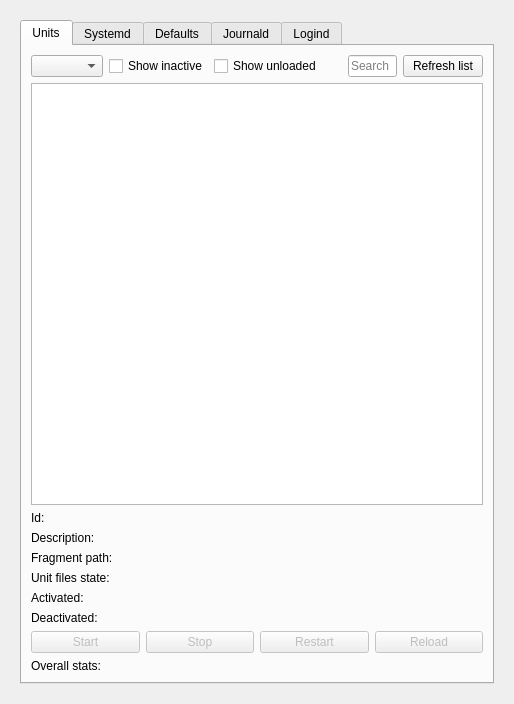
This is ui/kcmsystemd.ui in rthomsen/kcmsystemd as Qt 5 draws it before an edit. The edited form follows.
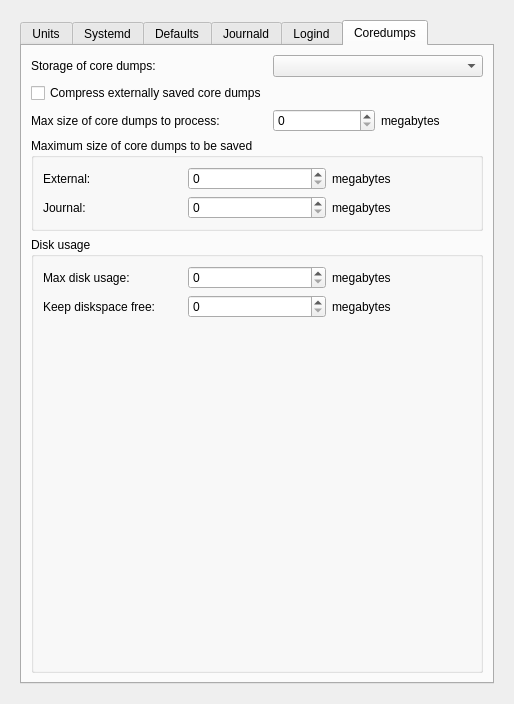
This is the edited form. The open tabs and pages were chosen to show the change. Custom widgets are drawn as their Qt base class.

```diff
--- a/ui/kcmsystemd.ui
+++ b/ui/kcmsystemd.ui
@@ -9,7 +9,7 @@
    <rect>
     <x>0</x>
     <y>0</y>
-    <width>481</width>
+    <width>452</width>
     <height>655</height>
    </rect>
   </property>
@@ -22,7 +22,7 @@
   <property name="windowTitle">
    <string>kcmsystemd</string>
   </property>
-  <layout class="QGridLayout" name="gridLayout_3">
+  <layout class="QGridLayout" name="gridLayout_27">
    <property name="sizeConstraint">
     <enum>QLayout::SetDefaultConstraint</enum>
    </property>
@@ -1955,6 +1955,192 @@
            </item>
           </layout>
          </widget>
+         <widget class="QWidget" name="tabCoredump">
+          <attribute name="title">
+           <string>Coredumps</string>
+          </attribute>
+          <layout class="QGridLayout" name="gridLayout_28">
+           <item row="0" column="0" colspan="2">
+            <layout class="QGridLayout" name="gridLayout_25">
+             <item row="0" column="0">
+              <widget class="QLabel" name="lblStorage_3">
+               <property name="text">
+                <string>Storage of core dumps:</string>
+               </property>
+              </widget>
+             </item>
+             <item row="2" column="2">
+              <widget class="QLabel" name="lbl2ProcessSizeMax_3">
+               <property name="text">
+                <string>megabytes</string>
+               </property>
+              </widget>
+             </item>
+             <item row="0" column="1" colspan="2">
+              <widget class="QComboBox" name="cmbStorage_3">
+               <property name="toolTip">
+                <string>&lt;html&gt;&lt;head/&gt;&lt;body&gt;&lt;p&gt;Controls where to store core dumps.&lt;/p&gt;&lt;p&gt;&lt;span style=&quot; text-decoration: underline;&quot;&gt;None:&lt;/span&gt; Do not store cores permanently.&lt;/p&gt;&lt;p&gt;&lt;span style=&quot; text-decoration: underline;&quot;&gt;External:&lt;/span&gt; Store in /var/lib/systemd/coredump&lt;/p&gt;&lt;p&gt;&lt;span style=&quot; text-decoration: underline;&quot;&gt;Journal:&lt;/span&gt; Store in systemd journal.&lt;/p&gt;&lt;p&gt;&lt;span style=&quot; text-decoration: underline;&quot;&gt;Both:&lt;/span&gt; Store in both locations.&lt;/p&gt;&lt;/body&gt;&lt;/html&gt;</string>
+               </property>
+              </widget>
+             </item>
+             <item row="2" column="0">
+              <widget class="QLabel" name="lbl1ProcessSizeMax_3">
+               <property name="text">
+                <string>Max size of core dumps to process:</string>
+               </property>
+              </widget>
+             </item>
+             <item row="2" column="1">
+              <widget class="QSpinBox" name="spnProcessSizeMax_3">
+               <property name="toolTip">
+                <string>&lt;html&gt;&lt;head/&gt;&lt;body&gt;&lt;p&gt;The maximum size of a core which will be processed. Coredumps exceeding this size will be logged, but the backtrace will not be generated and the core will not be stored.&lt;/p&gt;&lt;/body&gt;&lt;/html&gt;</string>
+               </property>
+               <property name="maximum">
+                <number>999999999</number>
+               </property>
+              </widget>
+             </item>
+             <item row="1" column="0">
+              <widget class="QCheckBox" name="chkCompress_3">
+               <property name="toolTip">
+                <string>&lt;html&gt;&lt;head/&gt;&lt;body&gt;&lt;p&gt;Compress externally stored core dumps.&lt;/p&gt;&lt;/body&gt;&lt;/html&gt;</string>
+               </property>
+               <property name="text">
+                <string>Compress externally saved core dumps</string>
+               </property>
+              </widget>
+             </item>
+            </layout>
+           </item>
+           <item row="3" column="0" colspan="2">
+            <widget class="QGroupBox" name="grpMaxSizeCoreDumps">
+             <property name="title">
+              <string>Maximum size of core dumps to be saved</string>
+             </property>
+             <layout class="QGridLayout" name="gridLayout_3">
+              <item row="1" column="0">
+               <widget class="QLabel" name="lbl1ExternalSizeMax_3">
+                <property name="text">
+                 <string>External:</string>
+                </property>
+               </widget>
+              </item>
+              <item row="1" column="1">
+               <widget class="QSpinBox" name="spnExternalSizeMax_3">
+                <property name="toolTip">
+                 <string>&lt;html&gt;&lt;head/&gt;&lt;body&gt;&lt;p&gt;The maximum (uncompressed) size of a core to be saved externally.&lt;/p&gt;&lt;/body&gt;&lt;/html&gt;</string>
+                </property>
+                <property name="maximum">
+                 <number>999999999</number>
+                </property>
+               </widget>
+              </item>
+              <item row="1" column="2">
+               <widget class="QLabel" name="lbl2ExternalSizeMax_3">
+                <property name="text">
+                 <string>megabytes</string>
+                </property>
+               </widget>
+              </item>
+              <item row="2" column="0">
+               <widget class="QLabel" name="lbl1JournalSizeMax_3">
+                <property name="text">
+                 <string>Journal:</string>
+                </property>
+               </widget>
+              </item>
+              <item row="2" column="1">
+               <widget class="QSpinBox" name="spnJournalSizeMax_3">
+                <property name="toolTip">
+                 <string>&lt;html&gt;&lt;head/&gt;&lt;body&gt;&lt;p&gt;The maximum (uncompressed) size of a core to be saved in systemd journal.&lt;/p&gt;&lt;/body&gt;&lt;/html&gt;</string>
+                </property>
+                <property name="maximum">
+                 <number>999999999</number>
+                </property>
+               </widget>
+              </item>
+              <item row="2" column="2">
+               <widget class="QLabel" name="lbl2JournalSizeMax_3">
+                <property name="text">
+                 <string>megabytes</string>
+                </property>
+               </widget>
+              </item>
+             </layout>
+            </widget>
+           </item>
+           <item row="4" column="0" colspan="2">
+            <widget class="QGroupBox" name="grpDiskUsage">
+             <property name="title">
+              <string>Disk usage</string>
+             </property>
+             <layout class="QGridLayout" name="gridLayout_26">
+              <item row="0" column="1">
+               <widget class="QSpinBox" name="spnMaxUse_3">
+                <property name="toolTip">
+                 <string>&lt;html&gt;&lt;head/&gt;&lt;body&gt;&lt;p&gt;Max disk space to use for storing core dumps. Old coredumps are removed first when this limit is reached.&lt;/p&gt;&lt;p&gt;Defaults to 10% of file system.&lt;/p&gt;&lt;/body&gt;&lt;/html&gt;</string>
+                </property>
+                <property name="maximum">
+                 <number>999999999</number>
+                </property>
+               </widget>
+              </item>
+              <item row="1" column="1">
+               <widget class="QSpinBox" name="spnKeepFree_3">
+                <property name="toolTip">
+                 <string>&lt;html&gt;&lt;head/&gt;&lt;body&gt;&lt;p&gt;Minimum disk space to keep free, when storing core dumps.&lt;/p&gt;&lt;p&gt;Defaults to 15% of file system.&lt;/p&gt;&lt;/body&gt;&lt;/html&gt;</string>
+                </property>
+                <property name="maximum">
+                 <number>999999999</number>
+                </property>
+               </widget>
+              </item>
+              <item row="0" column="0">
+               <widget class="QLabel" name="lbl1MaxUse_3">
+                <property name="text">
+                 <string>Max disk usage:</string>
+                </property>
+               </widget>
+              </item>
+              <item row="1" column="0">
+               <widget class="QLabel" name="lbl1KeepFree_3">
+                <property name="text">
+                 <string>Keep diskspace free:</string>
+                </property>
+               </widget>
+              </item>
+              <item row="0" column="2">
+               <widget class="QLabel" name="lbl2MaxUse_3">
+                <property name="text">
+                 <string>megabytes</string>
+                </property>
+               </widget>
+              </item>
+              <item row="1" column="2">
+               <widget class="QLabel" name="lbl2KeepFree_3">
+                <property name="text">
+                 <string>megabytes</string>
+                </property>
+               </widget>
+              </item>
+              <item row="2" column="0" colspan="3">
+               <spacer name="verticalSpacer_5">
+                <property name="orientation">
+                 <enum>Qt::Vertical</enum>
+                </property>
+                <property name="sizeHint" stdset="0">
+                 <size>
+                  <width>20</width>
+                  <height>40</height>
+                 </size>
+                </property>
+               </spacer>
+              </item>
+             </layout>
+            </widget>
+           </item>
+          </layout>
+         </widget>
         </widget>
        </item>
       </layout>
```
Left out of the diff: 310 changed lines with no effect on the pictures.
